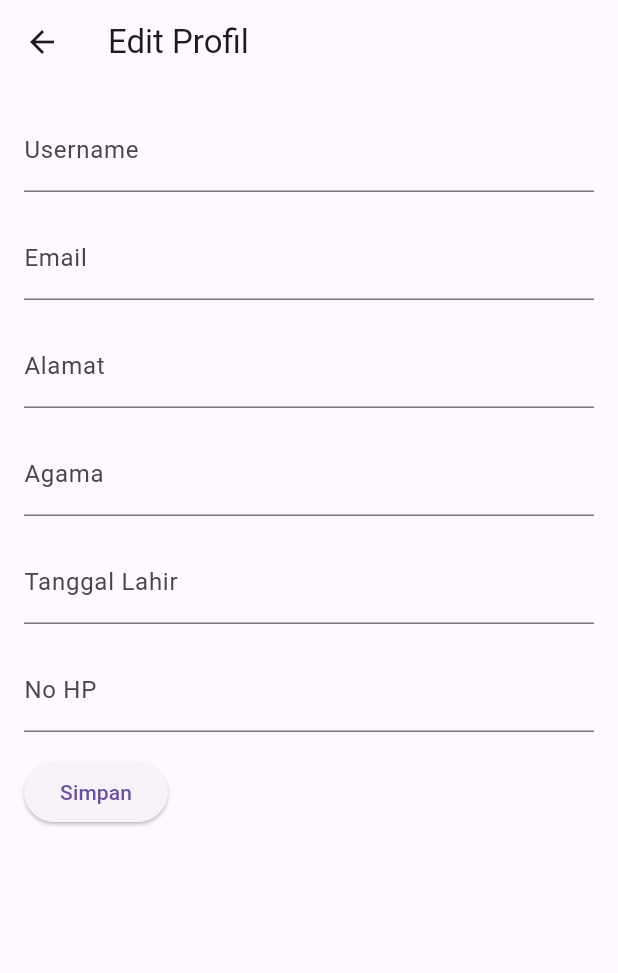
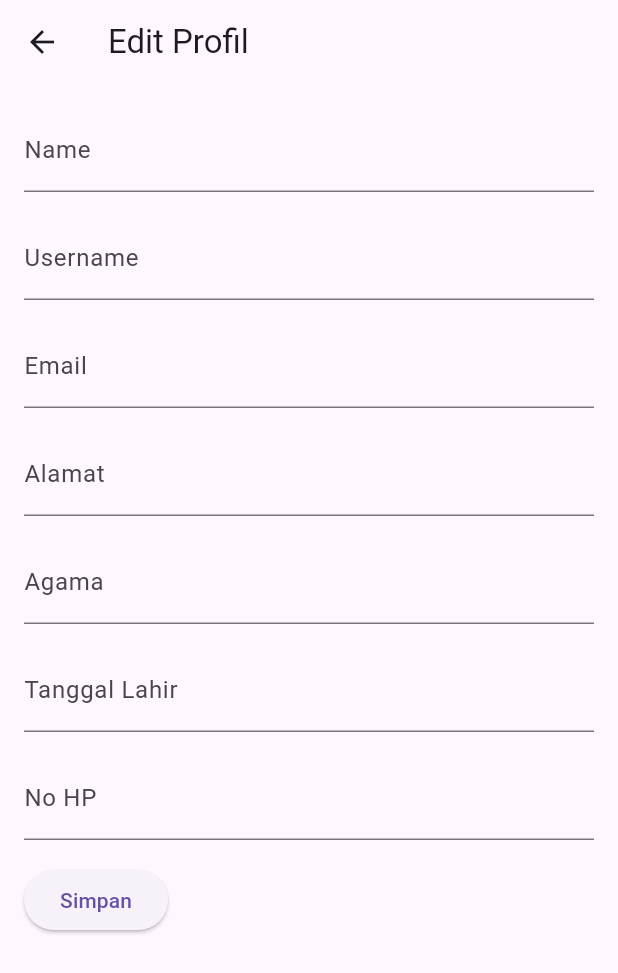
Before and after one commit to BHS-Fiks-Semester4/Fiks-Mobile, a Flutter app: the Profile screen opened directly with empty values, after a tap on "Edit Profile", on a phone screen of 412 x 824 dp. Shown: the top 973 px of the screen. Run offline on Flutter 3.47's test engine with Material 3 defaults, Android fonts, the phone set to English and light mode, and no system bars; our stand-ins replace sqflite, sqflite_common, sqflite_common_ffi; accounts and stored records are empty; network calls fail.

Commit message:
Edit Profile Done

```diff
--- a/lib/main.dart
+++ b/lib/main.dart
@@ -9,6 +9,7 @@ import 'package:sqflite_common_ffi/sqflite_ffi.dart';
 import 'package:sqflite_common/sqlite_api.dart';
 import 'package:mobile/models/login_response/login_response.dart';
 import 'package:mobile/models/login_response/user.dart';
+
 
 void main() {
   runApp(const MainApp());
--- a/lib/models/login_response/user.dart
+++ b/lib/models/login_response/user.dart
@@ -53,4 +53,10 @@ class User {
   ///
   /// Converts [User] to a JSON string.
 	String toJson() => json.encode(toMap());
+
+
+  @override
+  String toString() {
+    return 'User{id: $id, name: $name, email: $email, alamat: $alamat, username: $username, noHp: $noHp, agama: $agama, tanggalLahir: $tanggalLahir}';
+  }
 }
--- a/lib/view/Profile.dart
+++ b/lib/view/Profile.dart
@@ -2,10 +2,23 @@ import 'package:flutter/material.dart';
 import 'package:mobile/view/editprofile.dart';
 import 'package:mobile/models/login_response/user.dart';
 
-class Profile extends StatelessWidget {
+class Profile extends StatefulWidget {
   final User user;
 
   const Profile({Key? key, required this.user}) : super(key: key);
+
+  @override
+  _ProfileState createState() => _ProfileState();
+}
+
+class _ProfileState extends State<Profile> {
+  User _currentUser = User();
+
+  @override
+  void initState() {
+    super.initState();
+    _currentUser = widget.user;
+  }
 
   @override
   Widget build(BuildContext context) {
@@ -30,7 +43,7 @@ class Profile extends StatelessWidget {
                       crossAxisAlignment: CrossAxisAlignment.start,
                       children: [
                         Text(
-                          user.name ?? '',
+                          _currentUser.name ?? '',
                           style: TextStyle(
                             fontSize: 24,
                             fontWeight: FontWeight.bold,
@@ -42,26 +55,31 @@ class Profile extends StatelessWidget {
                 ),
               ),
               SizedBox(height: 20),
-              buildTextField('Username', user.username),
+              buildTextField('Username', _currentUser.username),
               SizedBox(height: 15),
-              buildTextField('Alamat', user.alamat),
+              buildTextField('Alamat', _currentUser.alamat),
               SizedBox(height: 20),
-              buildTextField('Tanggal Lahir', user.tanggalLahir),
+              buildTextField('Tanggal Lahir', _currentUser.tanggalLahir),
               SizedBox(height: 20),
-              buildTextField('Agama', user.agama),
+              buildTextField('Agama', _currentUser.agama),
               SizedBox(height: 20),
-              buildTextField('Email', user.email),
+              buildTextField('Email', _currentUser.email),
               SizedBox(height: 20),
-              buildTextField('No Hp', user.noHp),
+              buildTextField('No Hp', _currentUser.noHp),
               SizedBox(height: 10),
               ElevatedButton(
-                onPressed: () {
-                  Navigator.push(
+                onPressed: () async {
+                  final updatedUser = await Navigator.push(
                     context,
                     MaterialPageRoute(
-                      builder: (context) => EditProfile(currentUser: user),
+                      builder: (context) => EditProfile(currentUser: _currentUser),
                     ),
                   );
+                  if (updatedUser != null) {
+                    setState(() {
+                      _currentUser = updatedUser;
+                    });
+                  }
                 },
                 child: Text('Edit Profile'),
               ),
--- a/lib/view/editprofile.dart
+++ b/lib/view/editprofile.dart
@@ -1,7 +1,7 @@
 import 'package:flutter/material.dart';
-import 'package:sqflite_common_ffi/sqflite_ffi.dart';
-import 'package:sqflite_common/sqlite_api.dart';
 import 'package:mobile/models/login_response/user.dart';
+import 'package:http/http.dart' as http;
+import 'dart:convert';
 import 'DatabaseHelper.dart';
 
 class EditProfile extends StatefulWidget {
@@ -20,31 +20,31 @@ class EditProfileState extends State<EditProfile> {
   late TextEditingController _agamaController;
   late TextEditingController _tanggalLahirController;
   late TextEditingController _noHpController;
+  late TextEditingController _nameController;
 
-  final _databaseHelper = DatabaseHelper(); // Kelas untuk mengelola database SQFlite
+  final _databaseHelper = DatabaseHelper();
 
   @override
   void initState() {
     super.initState();
-    _usernameController =
-        TextEditingController(text: widget.currentUser.username);
+    _nameController = TextEditingController(text: widget.currentUser.name);
+    _usernameController = TextEditingController(text: widget.currentUser.username);
     _emailController = TextEditingController(text: widget.currentUser.email);
     _alamatController = TextEditingController(text: widget.currentUser.alamat);
     _agamaController = TextEditingController(text: widget.currentUser.agama);
-    _tanggalLahirController =
-        TextEditingController(text: widget.currentUser.tanggalLahir);
+    _tanggalLahirController = TextEditingController(text: widget.currentUser.tanggalLahir);
     _noHpController = TextEditingController(text: widget.currentUser.noHp);
   }
 
   @override
   void dispose() {
-    // Membersihkan controller ketika widget dihapus
     _usernameController.dispose();
     _emailController.dispose();
     _alamatController.dispose();
     _agamaController.dispose();
     _tanggalLahirController.dispose();
     _noHpController.dispose();
+    _nameController.dispose();
     super.dispose();
   }
 
@@ -54,11 +54,17 @@ class EditProfileState extends State<EditProfile> {
       appBar: AppBar(
         title: Text('Edit Profil'),
       ),
-      body: Padding(
+      body: SingleChildScrollView(
+        child: Padding(
           padding: const EdgeInsets.all(16.0),
           child: Column(
             crossAxisAlignment: CrossAxisAlignment.start,
             children: [
+              TextFormField(
+                controller: _nameController,
+                decoration: InputDecoration(labelText: 'Name'),
+              ),
+              SizedBox(height: 16),
               TextFormField(
                 controller: _usernameController,
                 decoration: InputDecoration(labelText: 'Username'),
@@ -100,19 +106,41 @@ class EditProfileState extends State<EditProfile> {
                     agama: _agamaController.text,
                     tanggalLahir: _tanggalLahirController.text,
                     noHp: _noHpController.text,
+                    name: _nameController.text,
                   );
 
-                // Memperbarui data pengguna di database
+                  // Memperbarui data pengguna di database lokal
                   await _databaseHelper.updateProfile(updatedUser);
 
-                // Kembali ke halaman sebelumnya
-                Navigator.pop(context);
+                  // Kirim permintaan pembaruan profil ke server
+                  final response = await http.put(
+                    Uri.parse('http://10.0.2.2:8000/api/users/${updatedUser.id}'),
+                    headers: {'Content-Type': 'application/json'},
+                    body: jsonEncode(updatedUser.toMap()),
+                  );
+
+                  if (response.statusCode == 200) {
+
+                    // Berhasil memperbarui profil
+                    print('User profile updated successfully');
+
+                    Navigator.pop(context, updatedUser);
+                  } else {
+                    // Gagal memperbarui profilx`
+                    print('Failed to update user profile');
+                    print('Response status code: ${response.statusCode}');
+                    print('Response body: ${response.body}');
+                    ScaffoldMessenger.of(context).showSnackBar(
+                      SnackBar(content: Text('Failed to update profile')),
+                    );
+                  }
                 },
                 child: Text('Simpan'),
               ),
             ],
           ),
         ),
+      ),
     );
   }
 }
--- a/pubspec.yaml
+++ b/pubspec.yaml
@@ -17,8 +17,9 @@ dependencies:
   http: ^0.13.3
   json_annotation: ^4.9.0
   json_serializable: ^6.8.0
-  sqflite: ^2.3.3
+  sqflite: ^2.3.3+1
   sqflite_common_ffi: ^2.3.3
+
 
 
 dev_dependencies:
```
Also changed, not shown: lib/view/DatabaseHelper.dart (+7 -6 lines), pubspec.lock, 1 other file. Lines whose indentation alone changed are shown as unchanged.
